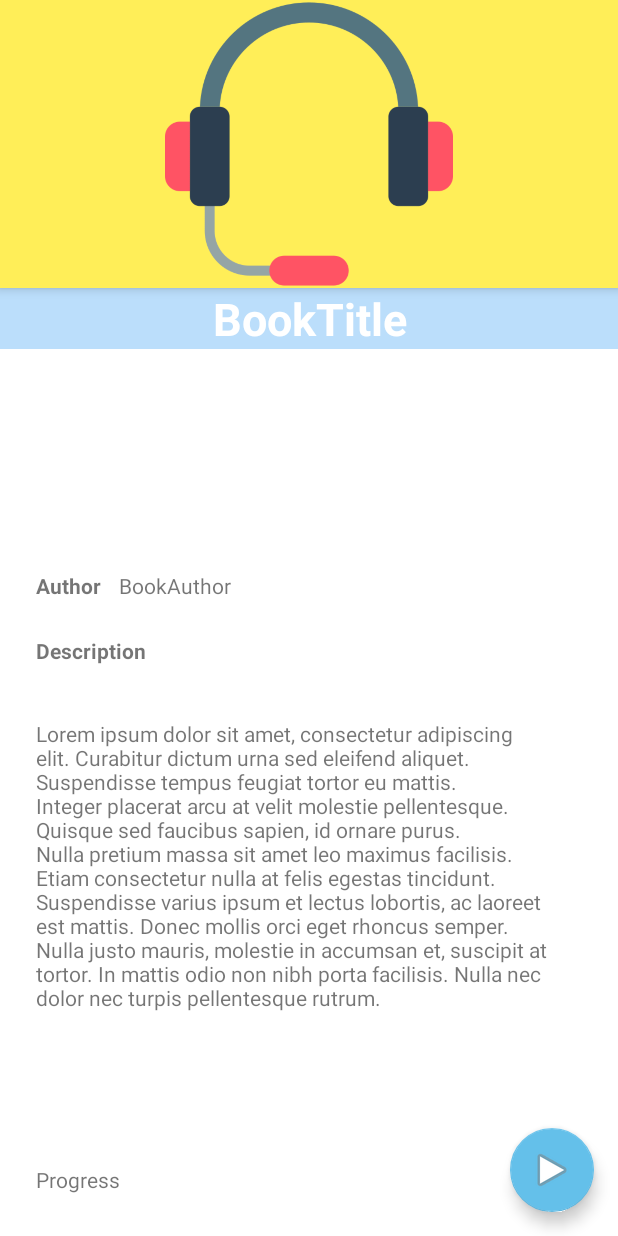
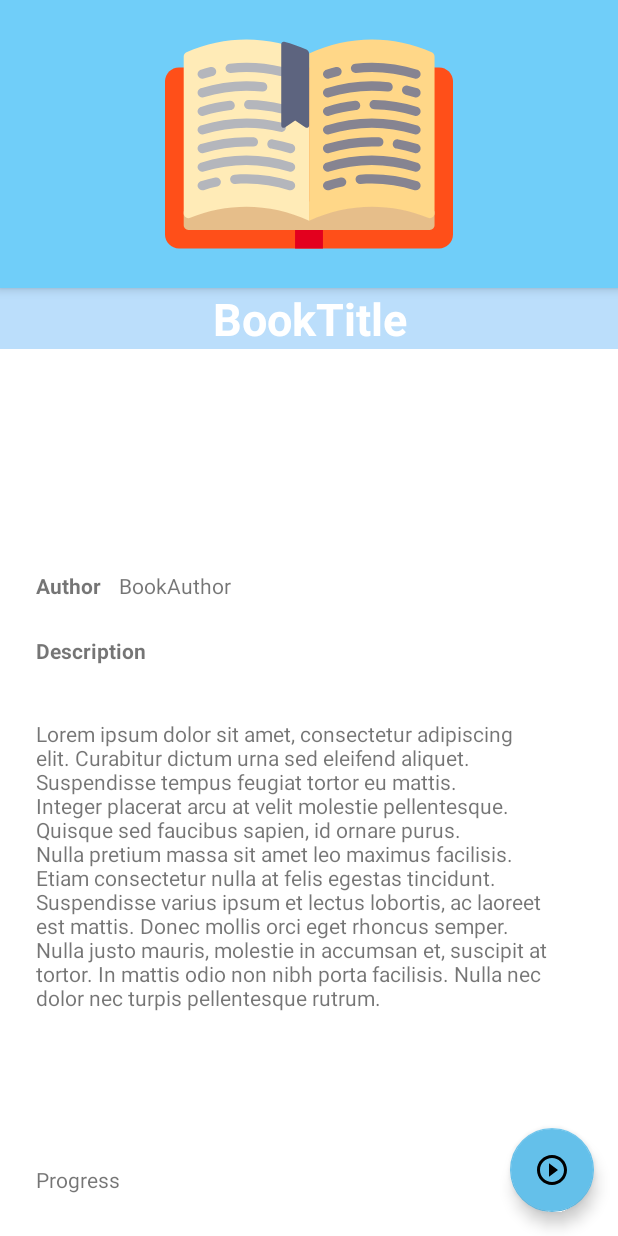
Before and after one commit to Ignema/Leafter, an Android app: the Book_Info_Activity screen opened directly, with no data from a screen before it, on a phone screen of 412 x 824 dp. Run offline under Robolectric (Android 15) with nearby library versions, the phone set to English and light mode, and no system bars.

Commit message:
Fixed drawable issue

```diff
--- /dev/null
+++ b/app/src/main/res/drawable/open_book.xml
@@ -0,0 +1,93 @@
+<vector xmlns:android="http://schemas.android.com/apk/res/android"
+    android:width="496dp"
+    android:height="496dp"
+    android:viewportWidth="496"
+    android:viewportHeight="496">
+  <path
+      android:pathData="M472,116.07H24c-13.234,0 -24,10.766 -24,24v264c0,13.234 10.766,24 24,24h448c13.234,0 24,-10.766 24,-24v-264C496,126.836 485.234,116.07 472,116.07z"
+      android:fillColor="#FF4F19"/>
+  <path
+      android:pathData="M224,388.07h48v40h-48z"
+      android:fillColor="#E3001E"/>
+  <path
+      android:pathData="M464.219,364.07v24c0,4.418 -3.582,8 -8,8h-416c-4.418,0 -8,-3.582 -8,-8v-24l47.781,-24l192,8l160,-8L464.219,364.07z"
+      android:fillColor="#E6BE8A"/>
+  <path
+      android:pathData="M43.443,375.116c65.739,-27.139 140.084,-25.487 204.776,4.954v-288C181.394,60.625 104.27,59.9 36.97,89.894c-2.896,1.291 -4.751,4.222 -4.751,7.393v270.515C32.219,373.581 38.102,377.321 43.443,375.116z"
+      android:fillColor="#FFEBB7"/>
+  <path
+      android:pathData="M248.219,380.07c64.692,-30.442 139.037,-32.093 204.776,-4.954c5.341,2.205 11.224,-1.535 11.224,-7.314V97.287c0,-3.171 -1.855,-6.102 -4.751,-7.393c-67.3,-29.994 -144.425,-29.269 -211.249,2.176V380.07z"
+      android:fillColor="#FFD788"/>
+  <path
+      android:pathData="M280.219,327.824c-3.406,0 -6.563,-2.188 -7.633,-5.605c-1.32,-4.215 1.023,-8.707 5.234,-10.031c8.094,-2.543 16.422,-4.715 24.758,-6.461c4.313,-0.906 8.563,1.855 9.469,6.188c0.906,4.324 -1.859,8.563 -6.188,9.469c-7.828,1.641 -15.648,3.684 -23.242,6.07C281.82,327.703 281.008,327.824 280.219,327.824z"
+      android:fillColor="#868491"/>
+  <path
+      android:pathData="M432.219,327.824c-0.789,0 -1.602,-0.121 -2.398,-0.371c-30.187,-9.48 -61.477,-13.031 -92.969,-10.523c-4.469,0.32 -8.258,-2.941 -8.609,-7.344c-0.344,-4.406 2.938,-8.258 7.344,-8.609c33.609,-2.641 66.891,1.117 99.031,11.211c4.211,1.324 6.555,5.816 5.234,10.031C438.781,325.637 435.625,327.824 432.219,327.824z"
+      android:fillColor="#868491"/>
+  <path
+      android:pathData="M432.219,295.73c-0.789,0 -1.602,-0.121 -2.398,-0.371c-48.156,-15.125 -99.047,-15.125 -147.203,0c-4.234,1.324 -8.719,-1.023 -10.031,-5.234c-1.32,-4.215 1.023,-8.707 5.234,-10.031c51.297,-16.109 105.5,-16.109 156.797,0c4.211,1.324 6.555,5.816 5.234,10.031C438.781,293.543 435.625,295.73 432.219,295.73z"
+      android:fillColor="#868491"/>
+  <path
+      android:pathData="M280.219,263.824c-3.406,0 -6.563,-2.188 -7.633,-5.605c-1.32,-4.215 1.023,-8.707 5.234,-10.031c29.445,-9.242 60,-13.176 90.781,-11.73c4.406,0.211 7.82,3.957 7.609,8.371c-0.203,4.422 -3.891,7.797 -8.375,7.613c-28.883,-1.363 -57.578,2.332 -85.219,11.012C281.82,263.703 281.008,263.824 280.219,263.824z"
+      android:fillColor="#868491"/>
+  <path
+      android:pathData="M432.219,263.824c-0.789,0 -1.602,-0.121 -2.398,-0.371c-10.109,-3.176 -20.539,-5.723 -31,-7.566c-4.352,-0.77 -7.258,-4.918 -6.484,-9.27c0.766,-4.348 4.922,-7.258 9.266,-6.488c11.141,1.965 22.242,4.676 33.016,8.059c4.211,1.324 6.555,5.816 5.234,10.031C438.781,261.637 435.625,263.824 432.219,263.824z"
+      android:fillColor="#868491"/>
+  <path
+      android:pathData="M432.219,231.73c-0.789,0 -1.602,-0.121 -2.398,-0.371c-48.156,-15.125 -99.047,-15.125 -147.203,0c-4.234,1.316 -8.719,-1.027 -10.031,-5.234c-1.32,-4.215 1.023,-8.707 5.234,-10.031c51.297,-16.109 105.5,-16.109 156.797,0c4.211,1.324 6.555,5.816 5.234,10.031C438.781,229.543 435.625,231.73 432.219,231.73z"
+      android:fillColor="#868491"/>
+  <path
+      android:pathData="M280.219,199.731c-3.406,0 -6.563,-2.188 -7.633,-5.605c-1.32,-4.215 1.023,-8.707 5.234,-10.031c16.094,-5.055 32.75,-8.562 49.523,-10.422c4.453,-0.535 8.352,2.684 8.836,7.066c0.484,4.391 -2.68,8.348 -7.07,8.832c-15.742,1.75 -31.391,5.043 -46.492,9.789C281.82,199.609 281.008,199.731 280.219,199.731z"
+      android:fillColor="#868491"/>
+  <path
+      android:pathData="M432.219,199.731c-0.789,0 -1.602,-0.121 -2.398,-0.371c-22.586,-7.098 -46.039,-10.887 -69.719,-11.258c-4.422,-0.07 -7.945,-3.707 -7.875,-8.125c0.07,-4.414 3.93,-8.133 8.125,-7.875c25.219,0.398 50.211,4.434 74.266,11.992c4.211,1.324 6.555,5.816 5.234,10.031C438.773,197.543 435.625,199.731 432.219,199.731z"
+      android:fillColor="#868491"/>
+  <path
+      android:pathData="M280.219,167.824c-3.406,0 -6.563,-2.188 -7.633,-5.605c-1.32,-4.215 1.023,-8.707 5.234,-10.031c34.859,-10.949 70.937,-14.465 107.281,-10.422c4.391,0.484 7.555,4.441 7.07,8.832c-0.484,4.387 -4.359,7.637 -8.836,7.066c-34.094,-3.781 -67.992,-0.496 -100.719,9.789C281.82,167.703 281.008,167.824 280.219,167.824z"
+      android:fillColor="#868491"/>
+  <path
+      android:pathData="M432.219,167.824c-0.789,0 -1.602,-0.121 -2.398,-0.371c-5.078,-1.598 -10.289,-3.047 -15.5,-4.316c-4.289,-1.047 -6.922,-5.375 -5.875,-9.668s5.344,-6.918 9.672,-5.879c5.539,1.352 11.086,2.898 16.5,4.598c4.211,1.324 6.555,5.816 5.234,10.031C438.781,165.637 435.625,167.824 432.219,167.824z"
+      android:fillColor="#868491"/>
+  <path
+      android:pathData="M280.219,135.731c-3.406,0 -6.563,-2.191 -7.633,-5.609c-1.32,-4.219 1.023,-8.707 5.242,-10.027c5.5,-1.727 11.047,-3.27 16.492,-4.594c4.266,-1.051 8.617,1.59 9.664,5.883c1.047,4.293 -1.594,8.621 -5.883,9.664c-5.109,1.242 -10.32,2.691 -15.492,4.312C281.812,135.609 281.008,135.731 280.219,135.731z"
+      android:fillColor="#868491"/>
+  <path
+      android:pathData="M432.219,135.731c-0.789,0 -1.602,-0.121 -2.398,-0.371c-32.734,-10.285 -66.617,-13.566 -100.719,-9.789c-4.422,0.539 -8.352,-2.684 -8.836,-7.066c-0.484,-4.391 2.68,-8.348 7.07,-8.832c36.328,-4.043 72.414,-0.527 107.281,10.422c4.211,1.324 6.555,5.816 5.234,10.031C438.781,133.543 435.625,135.731 432.219,135.731z"
+      android:fillColor="#868491"/>
+  <path
+      android:pathData="M64.219,327.824c-3.406,0 -6.562,-2.188 -7.633,-5.605c-1.32,-4.215 1.023,-8.707 5.234,-10.031c8.094,-2.543 16.422,-4.715 24.758,-6.461c4.32,-0.906 8.563,1.855 9.469,6.188c0.906,4.324 -1.859,8.563 -6.188,9.469c-7.828,1.641 -15.648,3.684 -23.242,6.07C65.82,327.703 65.008,327.824 64.219,327.824z"
+      android:fillColor="#B4B6BC"/>
+  <path
+      android:pathData="M216.219,327.824c-0.789,0 -1.602,-0.121 -2.398,-0.371c-30.18,-9.48 -61.477,-13.031 -92.969,-10.523c-4.531,0.32 -8.258,-2.941 -8.609,-7.344c-0.344,-4.406 2.938,-8.258 7.344,-8.609c33.609,-2.641 66.883,1.117 99.031,11.211c4.211,1.324 6.555,5.816 5.234,10.031C222.781,325.637 219.625,327.824 216.219,327.824z"
+      android:fillColor="#B4B6BC"/>
+  <path
+      android:pathData="M216.219,295.73c-0.789,0 -1.602,-0.121 -2.398,-0.371c-48.156,-15.125 -99.047,-15.125 -147.203,0c-4.25,1.324 -8.719,-1.023 -10.031,-5.234c-1.32,-4.215 1.023,-8.707 5.234,-10.031c51.297,-16.109 105.5,-16.109 156.797,0c4.211,1.324 6.555,5.816 5.234,10.031C222.781,293.543 219.625,295.73 216.219,295.73z"
+      android:fillColor="#B4B6BC"/>
+  <path
+      android:pathData="M64.219,263.824c-3.406,0 -6.562,-2.188 -7.633,-5.605c-1.32,-4.215 1.023,-8.707 5.234,-10.031c29.445,-9.242 60.023,-13.176 90.781,-11.73c4.406,0.211 7.82,3.957 7.609,8.371c-0.211,4.422 -3.938,7.797 -8.375,7.613c-28.891,-1.363 -57.578,2.332 -85.219,11.012C65.82,263.703 65.008,263.824 64.219,263.824z"
+      android:fillColor="#B4B6BC"/>
+  <path
+      android:pathData="M216.219,263.824c-0.789,0 -1.602,-0.121 -2.398,-0.371c-10.109,-3.176 -20.539,-5.723 -31,-7.566c-4.352,-0.77 -7.258,-4.918 -6.484,-9.27c0.758,-4.348 4.93,-7.258 9.266,-6.488c11.141,1.965 22.242,4.676 33.016,8.059c4.211,1.324 6.555,5.816 5.234,10.031C222.781,261.637 219.625,263.824 216.219,263.824z"
+      android:fillColor="#B4B6BC"/>
+  <path
+      android:pathData="M64.219,231.73c-3.406,0 -6.562,-2.188 -7.633,-5.605c-1.32,-4.215 1.023,-8.707 5.234,-10.031c45.477,-14.277 94,-15.867 140.289,-4.594c4.297,1.047 6.93,5.375 5.883,9.668c-1.047,4.289 -5.398,6.902 -9.664,5.879c-43.469,-10.598 -89.016,-9.094 -131.711,4.313C65.82,231.609 65.008,231.73 64.219,231.73z"
+      android:fillColor="#B4B6BC"/>
+  <path
+      android:pathData="M64.219,199.731c-3.406,0 -6.562,-2.188 -7.633,-5.605c-1.32,-4.215 1.023,-8.707 5.234,-10.031c16.094,-5.055 32.75,-8.562 49.523,-10.422c4.414,-0.535 8.352,2.684 8.836,7.066c0.484,4.391 -2.68,8.348 -7.07,8.832c-15.742,1.75 -31.391,5.043 -46.492,9.789C65.82,199.609 65.008,199.731 64.219,199.731z"
+      android:fillColor="#B4B6BC"/>
+  <path
+      android:pathData="M200.227,195.273c-0.625,0 -1.266,-0.074 -1.898,-0.227c-17.734,-4.32 -35.984,-6.66 -54.227,-6.945c-4.422,-0.07 -7.945,-3.707 -7.875,-8.125c0.07,-4.414 3.523,-8.133 8.125,-7.875c19.437,0.309 38.867,2.797 57.758,7.398c4.297,1.047 6.93,5.375 5.883,9.668C207.101,192.824 203.828,195.273 200.227,195.273z"
+      android:fillColor="#B4B6BC"/>
+  <path
+      android:pathData="M64.219,167.824c-3.406,0 -6.562,-2.188 -7.633,-5.605c-1.32,-4.215 1.023,-8.707 5.234,-10.031c34.867,-10.949 70.945,-14.465 107.281,-10.422c4.391,0.484 7.555,4.441 7.07,8.832c-0.484,4.387 -4.391,7.637 -8.836,7.066c-34.094,-3.781 -67.992,-0.496 -100.719,9.789C65.82,167.703 65.008,167.824 64.219,167.824z"
+      android:fillColor="#B4B6BC"/>
+  <path
+      android:pathData="M64.219,135.731c-3.406,0 -6.562,-2.191 -7.633,-5.609c-1.32,-4.219 1.023,-8.707 5.242,-10.027c5.5,-1.727 11.047,-3.27 16.492,-4.594c4.258,-1.051 8.617,1.59 9.664,5.883c1.047,4.293 -1.594,8.621 -5.883,9.664c-5.109,1.242 -10.32,2.691 -15.492,4.312C65.812,135.609 65.008,135.731 64.219,135.731z"
+      android:fillColor="#B4B6BC"/>
+  <path
+      android:pathData="M200.227,131.27c-0.625,0 -1.266,-0.074 -1.898,-0.227c-27.961,-6.809 -56.633,-8.641 -85.227,-5.473c-4.391,0.539 -8.352,-2.676 -8.836,-7.066c-0.484,-4.391 2.68,-8.348 7.07,-8.832c30.445,-3.391 61,-1.422 90.773,5.824c4.297,1.047 6.93,5.375 5.883,9.668C207.101,128.82 203.828,131.27 200.227,131.27z"
+      android:fillColor="#B4B6BC"/>
+  <path
+      android:pathData="M200.219,216.064c0.001,3.194 3.561,5.1 6.219,3.328l17.781,-11.854L242,219.392c2.658,1.772 6.219,-0.133 6.219,-3.328V92.734c0,-3.16 -1.843,-6.077 -4.731,-7.361c-12.457,-5.54 -25.259,-9.983 -38.262,-13.418c-2.537,-0.67 -5.03,1.292 -5.029,3.916L200.219,216.064z"
+      android:fillColor="#5D647F"/>
+</vector>
--- a/app/src/main/res/layout/activity_book__info.xml
+++ b/app/src/main/res/layout/activity_book__info.xml
@@ -1,11 +1,12 @@
 <?xml version="1.0" encoding="utf-8"?>
 <androidx.coordinatorlayout.widget.CoordinatorLayout xmlns:android="http://schemas.android.com/apk/res/android"
+    xmlns:app="http://schemas.android.com/apk/res-auto"
     xmlns:tools="http://schemas.android.com/tools"
-    xmlns:app="http://schemas.android.com/apk/res-auto"
 
 
     android:layout_width="match_parent"
-    android:layout_height="match_parent">
+    android:layout_height="match_parent"
+    android:background="@drawable/ic_play">
 
     <androidx.constraintlayout.widget.ConstraintLayout
         android:layout_width="match_parent"
@@ -26,9 +27,10 @@
             android:id="@+id/textView4"
             android:layout_width="342dp"
             android:layout_height="220dp"
-            android:layout_marginStart="24dp"
             android:layout_marginTop="36dp"
             android:text="@string/BookDescDetail"
+            app:layout_constraintEnd_toEndOf="parent"
+            app:layout_constraintHorizontal_bias="0.347"
             app:layout_constraintStart_toStartOf="parent"
             app:layout_constraintTop_toBottomOf="@+id/textView3" />
 
@@ -68,18 +70,18 @@
     <com.google.android.material.appbar.AppBarLayout
         android:id="@+id/appbar"
 
-        android:layout_height="192dp"
-        android:layout_width="match_parent">
+        android:layout_width="match_parent"
+        android:layout_height="192dp">
 
         <ImageView
             android:id="@+id/app_bar_image"
-            android:layout_width="wrap_content"
+            android:layout_width="match_parent"
             android:layout_height="match_parent"
-            android:background="#FFEE58"
+            android:background="#9003A9F4"
 
             android:scaleType="centerInside"
-            android:src="@drawable/headphone"
-            app:layout_collapseMode="parallax" />
+            app:layout_collapseMode="parallax"
+            app:srcCompat="@drawable/open_book" />
 
     </com.google.android.material.appbar.AppBarLayout>
 
@@ -125,8 +127,9 @@
         android:layout_gravity="bottom|end"
         android:layout_margin="16dp"
         android:contentDescription="@string/ReadBook"
-        android:foreground="@android:drawable/ic_media_play"
         android:foregroundGravity="center"
+        android:src="@drawable/ic_play"
+        android:tint="#FFFFFF"
         app:backgroundTint="#64C0EA"
         app:rippleColor="#FFFFFF" />
 
```
Also changed, not shown: app/src/main/java/com/android/leafter/activities/Music_Player_Activity.java (+184 -184 lines), app/src/main/java/com/android/leafter/fragments/music/MusicFragment.java (+5 -6 lines).
